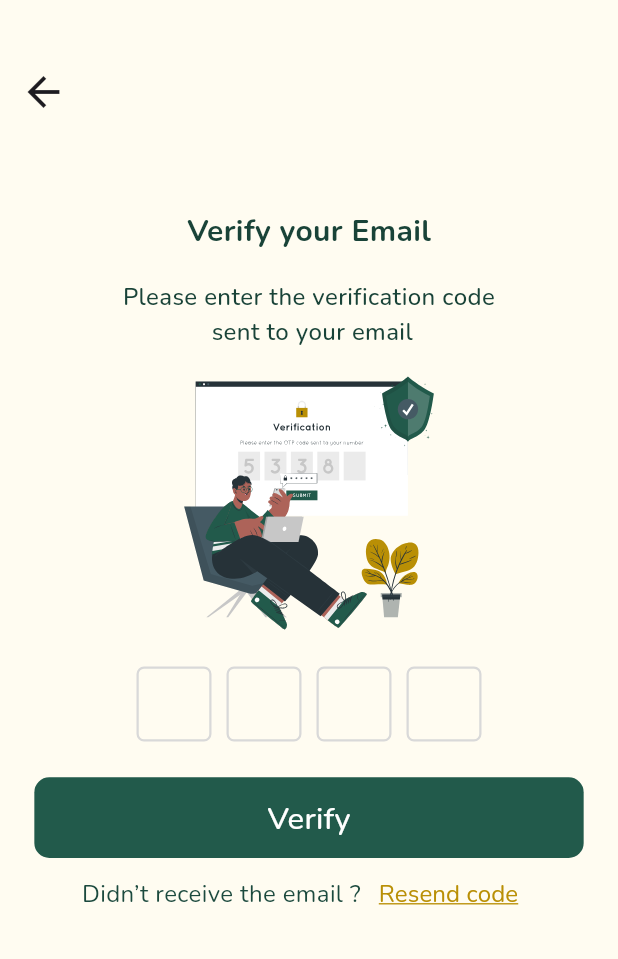
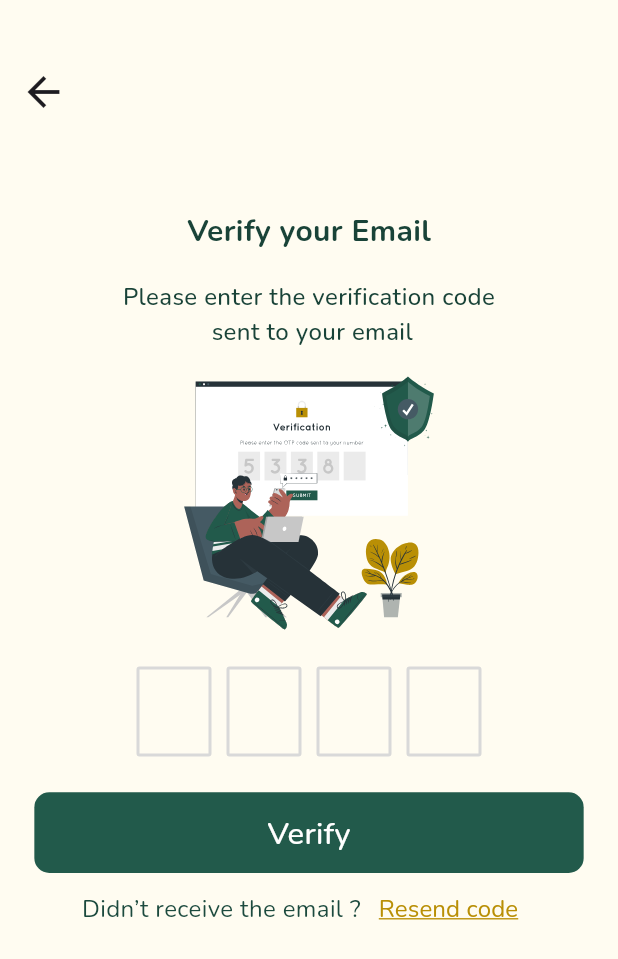
Before and after one commit to Mariamibrahim88/GraceCycle, a Flutter app: the screen it shows after launch, on a phone screen of 412 x 824 dp. Shown: the top 959 px of the screen. Run offline on Flutter 3.47's test engine with Material 3 defaults, Android fonts, the phone set to English and light mode, and no system bars; our stand-ins replace dartz, dio, dotted_line, firebase_auth, firebase_core, flutter_bloc and 10 more; accounts and stored records are empty.

Commit message:
change text feild

```diff
--- a/lib/features/Authentication/presentation/views/widgets/verify_your_email_view_body.dart
+++ b/lib/features/Authentication/presentation/views/widgets/verify_your_email_view_body.dart
@@ -1,6 +1,5 @@
 import 'package:flutter/material.dart';
 import 'package:flutter_bloc/flutter_bloc.dart';
-import 'package:flutter_otp_text_field/flutter_otp_text_field.dart';
 import 'package:flutter_screenutil/flutter_screenutil.dart';
 import 'package:flutter_svg/svg.dart';
 import 'package:google_fonts/google_fonts.dart';
@@ -151,34 +150,59 @@ Widget buildOtpInput(BuildContext context) {
       children: List.generate(4, (index) {
         return Container(
           width: 50,
-          height: 50,
+          height: 60,
           margin: const EdgeInsets.symmetric(horizontal: 5),
           child: TextFormField(
             controller: context.read<ForgetPassCubit>().otpControllers[index],
             keyboardType: TextInputType.number,
             textAlign: TextAlign.center,
             style: GoogleFonts.nunito(
-              fontSize: 22,
+              fontSize: 30,
               fontWeight: FontWeight.w700,
               color: AppColors.greenButt,
             ),
+            cursorErrorColor: AppColors.greenButt,
+            errorBuilder: (context, errorText) {
+              return Text(
+                textAlign: TextAlign.center,
+                errorText,
+                style: GoogleFonts.nunito(
+                  fontSize: 0,
+                  fontWeight: FontWeight.w600,
+                ),
+              );
+            },
             maxLength: 1,
             decoration: InputDecoration(
               counterText: '',
               filled: true,
               fillColor: Colors.transparent,
-              focusedBorder: OutlineInputBorder(
-                borderRadius: BorderRadius.circular(5),
+              focusedErrorBorder: OutlineInputBorder(
+                borderRadius: BorderRadius.circular(2),
                 borderSide: const BorderSide(
                   color: AppColors.greenButt,
-                  width: 1.5,
+                  width: 2,
+                ),
+              ),
+              errorBorder: OutlineInputBorder(
+                borderRadius: BorderRadius.circular(2),
+                borderSide: const BorderSide(
+                  color: AppColors.grey,
+                  width: 2,
+                ),
+              ),
+              focusedBorder: OutlineInputBorder(
+                borderRadius: BorderRadius.circular(2),
+                borderSide: const BorderSide(
+                  color: AppColors.greenButt,
+                  width: 2,
                 ),
               ),
               enabledBorder: OutlineInputBorder(
-                borderRadius: BorderRadius.circular(5),
+                borderRadius: BorderRadius.circular(2),
                 borderSide: const BorderSide(
                   color: AppColors.grey,
-                  width: 1.5,
+                  width: 2,
                 ),
               ),
             ),
```
